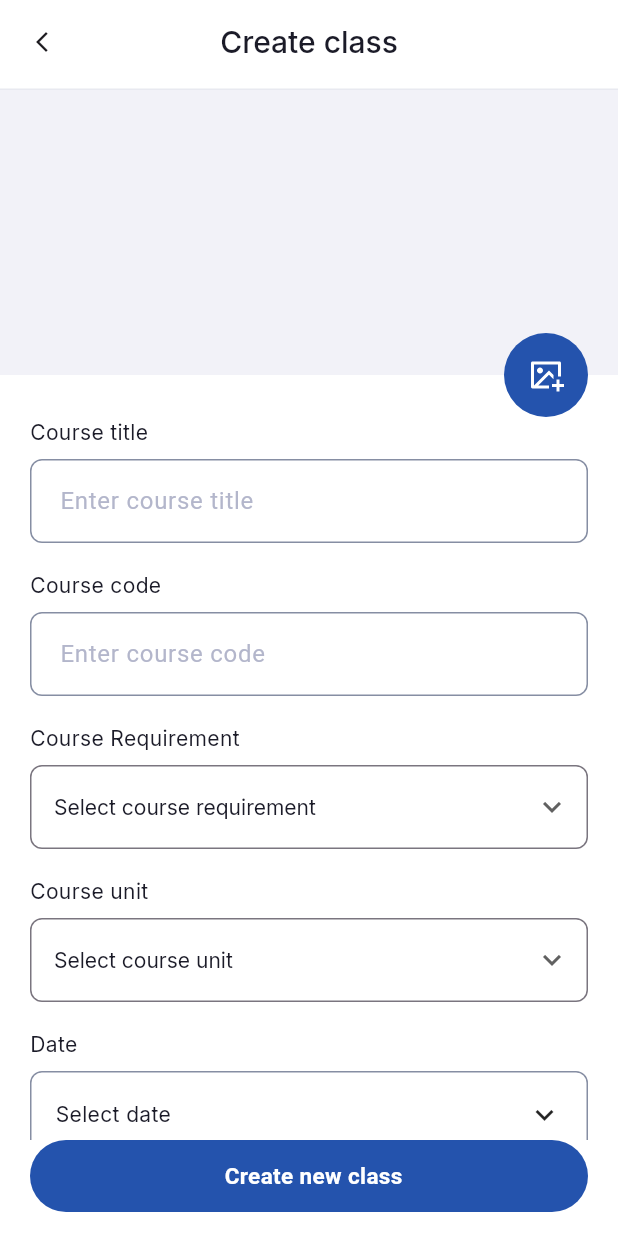
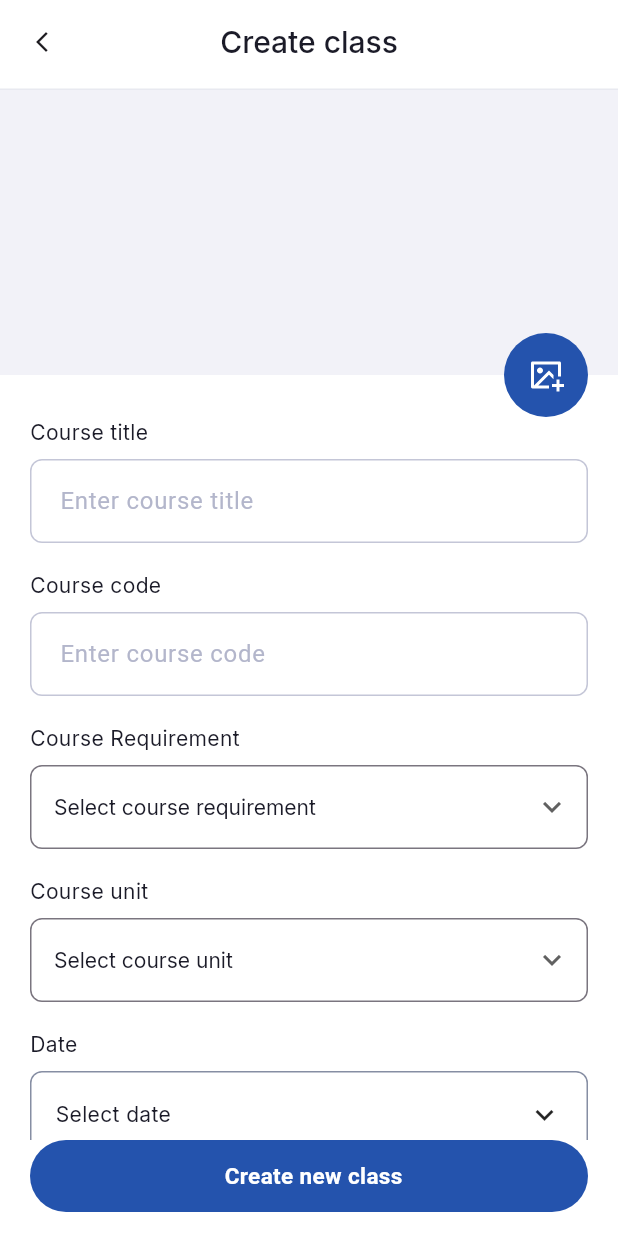
Before and after one commit to a-k-o-r-e-d-e/attendance_management_app, a Flutter app: the CreateClassScreen screen opened by its route, on a phone screen of 412 x 824 dp. Run offline on Flutter 3.47's test engine with Material 3 defaults, Android fonts, the light colour scheme and no system bars; our stand-ins replace auto_route, dio, flutter_riverpod, flutter_secure_storage, flutter_svg, google_fonts and 3 more; missing offline and left inert: talker_dio_logger; accounts and stored records are empty; generated files the repository leaves out were written again.

Commit message:
feat: add more parameters to widget

```diff
--- a/lib/shared/widgets/custom_text_form_field.dart
+++ b/lib/shared/widgets/custom_text_form_field.dart
@@ -4,6 +4,7 @@ import '../utilities/app_colors.dart';
 
 class CustomTextFormField extends StatelessWidget {
   final String? hintText;
+  final String? initialValue;
   final Widget? suffixIcon;
   final Color? fillColor;
   final double? borderSize;
@@ -15,8 +16,7 @@ class CustomTextFormField extends StatelessWidget {
   final String? Function(String?)? validator;
   final TextInputType? keyboardType;
 
-  const CustomTextFormField(
-      {super.key,
+  const CustomTextFormField({super.key,
     this.hintText,
     this.suffixIcon,
     this.fillColor,
@@ -26,15 +26,17 @@ class CustomTextFormField extends StatelessWidget {
     this.border,
     this.obscureText,
     this.borderSize,
-      this.maxLine, this.readOnly});
+    this.maxLine, this.readOnly, this.initialValue});
 
   @override
   Widget build(BuildContext context) {
     return TextFormField(
+      autofocus: false,
+      initialValue: initialValue,
       maxLines: maxLine ?? 1,
       keyboardType: keyboardType,
       controller: controller,
-      readOnly: readOnly?? false,
+      readOnly: readOnly ?? false,
       validator: validator,
       obscureText: obscureText ?? false,
       decoration: InputDecoration(
@@ -51,7 +53,7 @@ class CustomTextFormField extends StatelessWidget {
         border: border ??
             OutlineInputBorder(
               borderSide: BorderSide(
-                  width: borderSize ?? 1, color: AppColors.medium200),
+                  width: borderSize ?? 1, color: AppColors.appLight40),
               borderRadius: const BorderRadius.all(Radius.circular(8)),
             ),
         errorBorder: OutlineInputBorder(
@@ -61,7 +63,7 @@ class CustomTextFormField extends StatelessWidget {
         enabledBorder: OutlineInputBorder(
           borderRadius: BorderRadius.circular(8),
           borderSide: const BorderSide(
-            color: AppColors.medium200,
+            color: AppColors.appLight40,
             width: 1.0,
           ),
         ),
```
Lines whose indentation alone changed are shown as unchanged.
